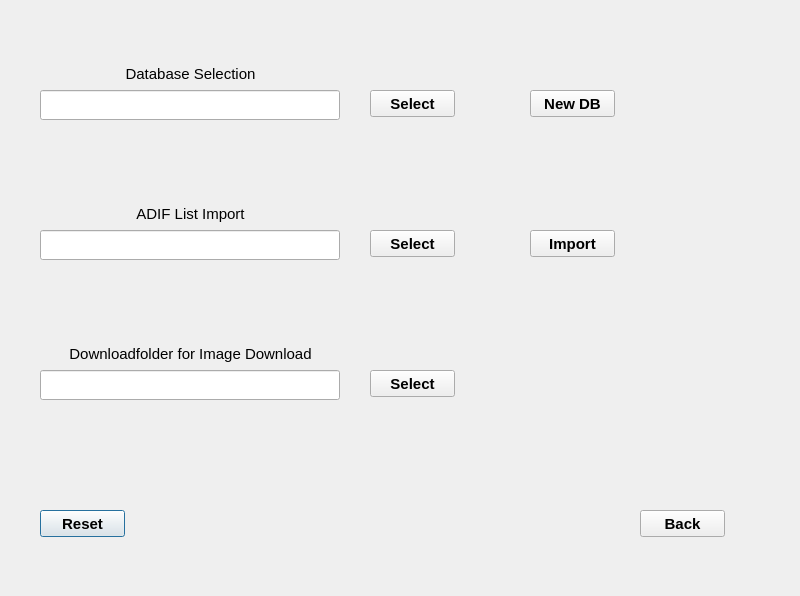
kowmang/Eqsl_Program, file gui_data/frm_settings.ui: the form before one commit.
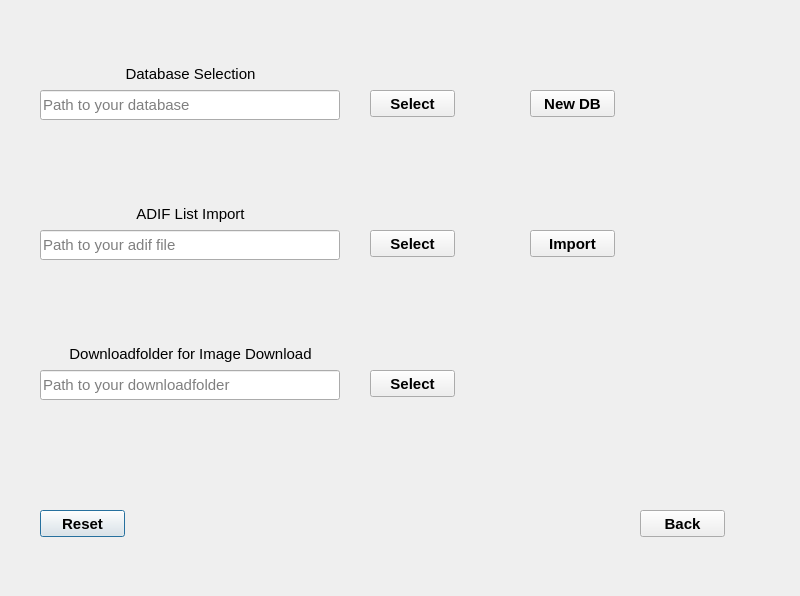
The form after the commit.

Patch:
```diff
--- a/gui_data/frm_settings.ui
+++ b/gui_data/frm_settings.ui
@@ -91,6 +91,9 @@
      <pointsize>11</pointsize>
     </font>
    </property>
+   <property name="placeholderText">
+    <string>Path to your database</string>
+   </property>
   </widget>
   <widget class="QPushButton" name="btn_cancel_frm_settings">
    <property name="geometry">
@@ -163,6 +166,9 @@
      <pointsize>11</pointsize>
     </font>
    </property>
+   <property name="placeholderText">
+    <string>Path to your downloadfolder</string>
+   </property>
   </widget>
   <widget class="QPushButton" name="btn_new_db">
    <property name="geometry">
@@ -197,6 +203,9 @@
      <pointsize>11</pointsize>
     </font>
    </property>
+   <property name="placeholderText">
+    <string>Path to your adif file</string>
+   </property>
   </widget>
   <widget class="QLabel" name="lb_adif_list_import">
    <property name="geometry">
```
